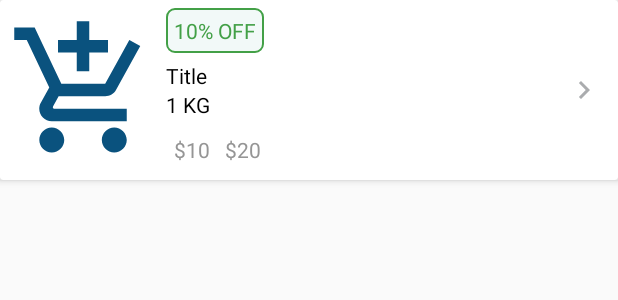
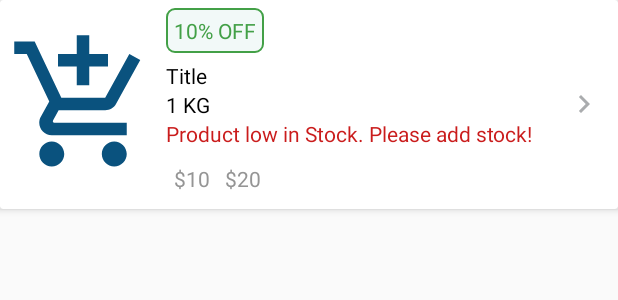
Before and after one commit to ztnuyu/GroceryUsFYP, an Android app: the layout row_product_seller.xml on its own in the app's theme, with its tools: preview values and no code run, on a phone screen of 412 x 824 dp. Shown: the top 300 px of the screen. Run offline under Robolectric (Android 15) with nearby library versions, the phone set to English and light mode, and no system bars.

Commit message:
Updated stock quantity visible > 5

```diff
--- a/app/src/main/res/layout/row_product_seller.xml
+++ b/app/src/main/res/layout/row_product_seller.xml
@@ -55,6 +55,13 @@
                 android:text="1 KG"
                 android:textColor="@color/colorBlack"/>
 
+            <TextView
+                android:id="@+id/quantityAlertTv"
+                android:layout_width="wrap_content"
+                android:layout_height="wrap_content"
+                android:text="Product low in Stock. Please add stock!"
+                android:textColor="@color/colorRed"/>
+
             <RelativeLayout
                 android:layout_width="wrap_content"
                 android:layout_height="wrap_content"
```
Also changed, not shown: app/src/main/java/com/zt/groceryus/adapters/AdapterProductSeller.java (+14 -1 lines).
